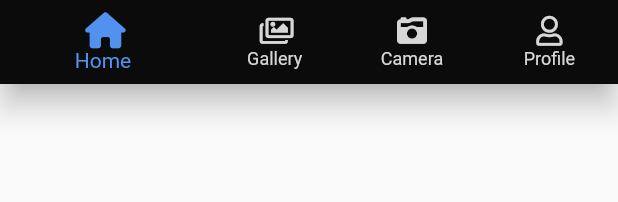
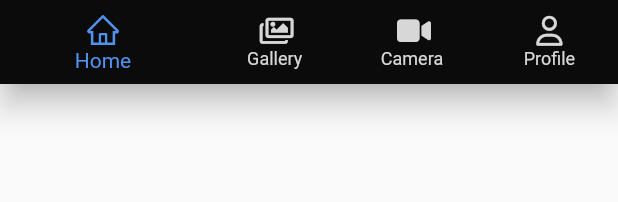
Before and after one commit to AkashSDas/steker, a Flutter app: the AppBottomNav widget shown alone on an empty page, opened directly, on a phone screen of 412 x 824 dp. Shown: the top 202 px of the screen. Run offline on Flutter 3.47's test engine with Material 2 defaults, Android fonts, the phone set to English and light mode, and no system bars; our stand-ins replace cloud_firestore, dio, firebase_analytics, firebase_auth, firebase_core, flutter_icons and 1 more; missing offline and left inert: whatsapp_stickers; accounts and stored records are empty; network calls fail; Roboto replaces fonts that are missing (Nunito).

Commit message:
replace current icons with better ones

```diff
--- a/lib/shared/bottom_nav.dart
+++ b/lib/shared/bottom_nav.dart
@@ -18,7 +18,7 @@ class AppBottomNav extends StatelessWidget {
       unselectedItemColor: Theme.of(context).textTheme.bodyText1.color,
       items: [
         BottomNavigationBarItem(
-          icon: Icon(FontAwesome.home),
+          icon: Icon(AntDesign.home),
           label: 'Home',
           backgroundColor: Theme.of(context).primaryColor,
         ),
@@ -27,11 +27,11 @@ class AppBottomNav extends StatelessWidget {
           label: 'Gallery',
         ),
         BottomNavigationBarItem(
-          icon: Icon(FontAwesome.camera_retro),
+          icon: Icon(FontAwesome.video_camera),
           label: 'Camera',
         ),
         BottomNavigationBarItem(
-          icon: Icon(FontAwesome5.user),
+          icon: Icon(FontAwesome.user_o),
           label: 'Profile',
         )
       ].toList(),
```
